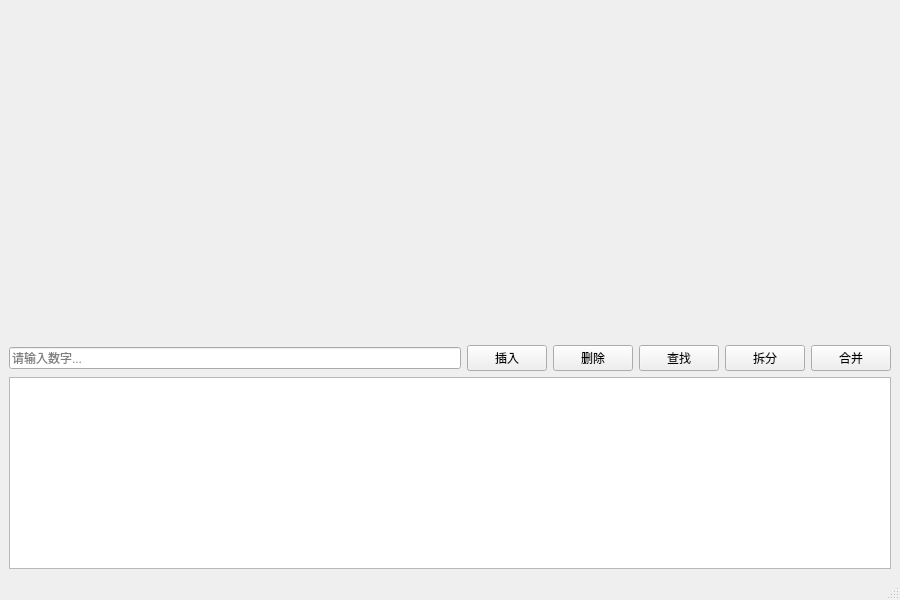
The window that mainwindow.ui (xiyuan-qin/ds_course_design_qt) describes before a commit, drawn with Qt 5.
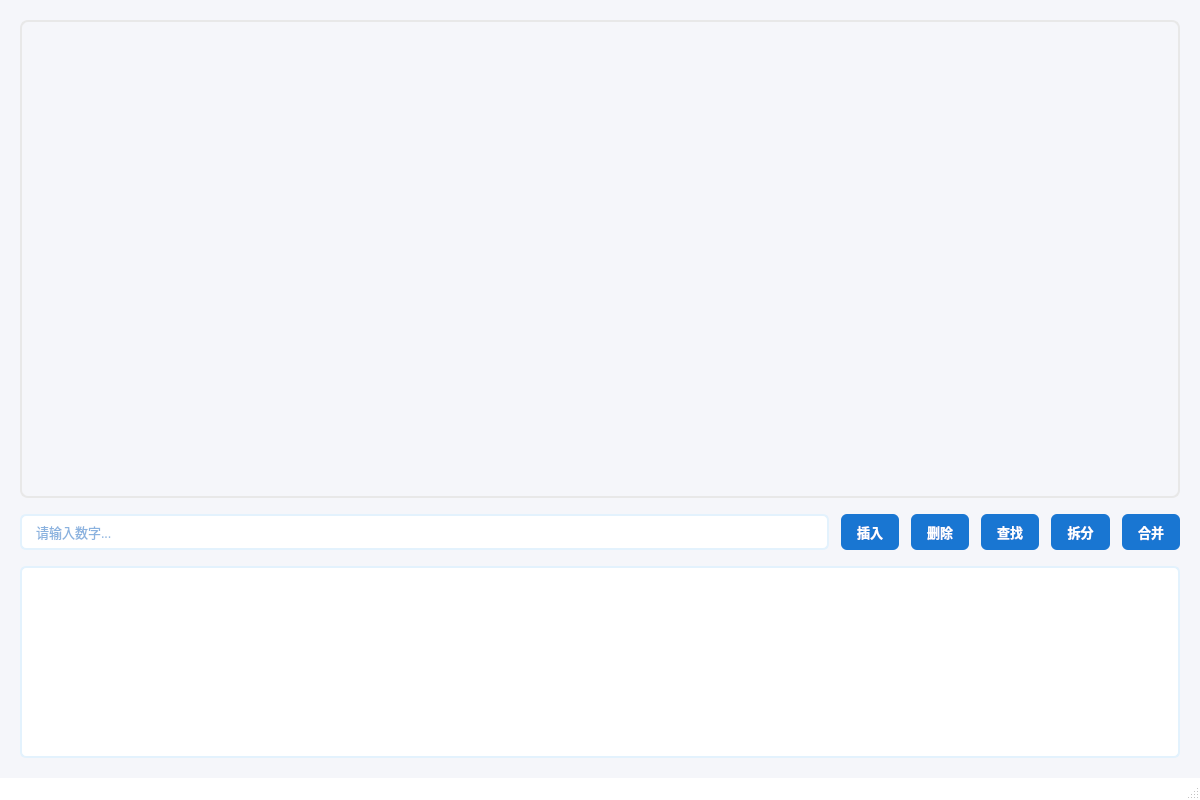
The same window after the commit. Custom widgets are drawn as their Qt base class.

Patch:
```diff
--- a/mainwindow.ui
+++ b/mainwindow.ui
@@ -6,15 +6,69 @@
    <rect>
     <x>0</x>
     <y>0</y>
-    <width>900</width>
-    <height>600</height>
+    <width>1200</width>
+    <height>800</height>
    </rect>
   </property>
+  <property name="minimumSize">
+   <size>
+    <width>800</width>
+    <height>600</height>
+   </size>
+  </property>
   <property name="windowTitle">
-   <string>伸展树演示</string>
+   <string>伸展树可视化演示系统</string>
+  </property>
+  <property name="styleSheet">
+   <string>
+    QMainWindow {
+      background-color: #f5f6fa;
+    }
+    QPushButton {
+      padding: 8px 16px;
+      background-color: #1976D2;  /* Material Blue 700 */
+      color: white;
+      border: none;
+      border-radius: 6px;
+    }
+    QPushButton:hover {
+      background-color: #1E88E5;  /* Material Blue 600 */
+    }
+    QPushButton:pressed {
+      background-color: #1565C0;  /* Material Blue 800 */
+    }
+    QPushButton:disabled {
+      background-color: #90CAF9;  /* Material Blue 200 */
+    }
+    
+    QLineEdit {
+      padding: 6px 12px;
+      border: 2px solid #E3F2FD;  /* Material Blue 50 */
+      border-radius: 6px;
+      background-color: white;
+      color: #1565C0;  /* Material Blue 800 */
+    }
+    QLineEdit:focus {
+      border-color: #2196F3;  /* Material Blue 500 */
+    }
+    
+    QTextBrowser {
+      background-color: white;
+      border: 2px solid #E3F2FD;
+      border-radius: 6px;
+      padding: 12px;
+      color: #1565C0;
+    }
+   </string>
   </property>
   <widget class="QWidget" name="centralwidget">
    <layout class="QVBoxLayout" name="verticalLayout">
+    <property name="spacing">
+     <number>16</number>
+    </property>
+    <property name="margin">
+     <number>20</number>
+    </property>
     <item>
      <widget class="TreeWidget" name="treeWidget">
       <property name="sizePolicy">
@@ -23,10 +77,26 @@
         <verstretch>1</verstretch>
        </sizepolicy>
       </property>
+      <property name="minimumHeight">
+       <number>500</number>
+      </property>
+      <property name="styleSheet">
+       <string>
+        QWidget { 
+          background: qlineargradient(x1:0, y1:0, x2:0, y2:1,
+                                    stop:0 #ffffff, stop:1 #f0f2f5);
+          border: 2px solid #e8e8e8;
+          border-radius: 8px;
+        }
+       </string>
+      </property>
      </widget>
     </item>
     <item>
-     <layout class="QHBoxLayout" name="horizontalLayout">
+     <layout class="QHBoxLayout" name="controlLayout">
+      <property name="spacing">
+       <number>12</number>
+      </property>
       <item>
        <widget class="QLineEdit" name="lineEdit">
         <property name="placeholderText">
@@ -35,6 +105,29 @@
         <property name="maxLength">
          <number>6</number>
         </property>
+        <property name="minimumHeight">
+         <number>36</number>
+        </property>
+        <property name="font">
+         <font>
+          <family>Microsoft YaHei</family>
+          <pointsize>10</pointsize>
+         </font>
+        </property>
+        <property name="styleSheet">
+         <string>
+          QLineEdit {
+            padding: 6px 12px;
+            border: 2px solid #E3F2FD;  /* Material Blue 50 */
+            border-radius: 6px;
+            background-color: white;
+            color: #1565C0;  /* Material Blue 800 */
+          }
+          QLineEdit:focus {
+            border-color: #2196F3;  /* Material Blue 500 */
+          }
+         </string>
+        </property>
        </widget>
       </item>
       <item>
@@ -42,6 +135,37 @@
         <property name="text">
          <string>插入</string>
         </property>
+        <property name="minimumHeight">
+         <number>36</number>
+        </property>
+        <property name="font">
+         <font>
+          <family>Microsoft YaHei</family>
+          <pointsize>10</pointsize>
+          <weight>75</weight>
+          <bold>true</bold>
+         </font>
+        </property>
+        <property name="styleSheet">
+         <string>
+          QPushButton {
+            padding: 8px 16px;
+            background-color: #1976D2;  /* Material Blue 700 */
+            color: white;
+            border: none;
+            border-radius: 6px;
+          }
+          QPushButton:hover {
+            background-color: #1E88E5;  /* Material Blue 600 */
+          }
+          QPushButton:pressed {
+            background-color: #1565C0;  /* Material Blue 800 */
+          }
+          QPushButton:disabled {
+            background-color: #90CAF9;  /* Material Blue 200 */
+          }
+         </string>
+        </property>
        </widget>
       </item>
       <item>
@@ -49,6 +173,37 @@
         <property name="text">
          <string>删除</string>
         </property>
+        <property name="minimumHeight">
+         <number>36</number>
+        </property>
+        <property name="font">
+         <font>
+          <family>Microsoft YaHei</family>
+          <pointsize>10</pointsize>
+          <weight>75</weight>
+          <bold>true</bold>
+         </font>
+        </property>
+        <property name="styleSheet">
+         <string>
+          QPushButton {
+            padding: 8px 16px;
+            background-color: #1976D2;  /* Material Blue 700 */
+            color: white;
+            border: none;
+            border-radius: 6px;
+          }
+          QPushButton:hover {
+            background-color: #1E88E5;  /* Material Blue 600 */
+          }
+          QPushButton:pressed {
+            background-color: #1565C0;  /* Material Blue 800 */
+          }
+          QPushButton:disabled {
+            background-color: #90CAF9;  /* Material Blue 200 */
+          }
+         </string>
+        </property>
        </widget>
       </item>
       <item>
@@ -56,6 +211,37 @@
         <property name="text">
          <string>查找</string>
         </property>
+        <property name="minimumHeight">
+         <number>36</number>
+        </property>
+        <property name="font">
+         <font>
+          <family>Microsoft YaHei</family>
+          <pointsize>10</pointsize>
+          <weight>75</weight>
+          <bold>true</bold>
+         </font>
+        </property>
+        <property name="styleSheet">
+         <string>
+          QPushButton {
+            padding: 8px 16px;
+            background-color: #1976D2;  /* Material Blue 700 */
+            color: white;
+            border: none;
+            border-radius: 6px;
+          }
+          QPushButton:hover {
+            background-color: #1E88E5;  /* Material Blue 600 */
+          }
+          QPushButton:pressed {
+            background-color: #1565C0;  /* Material Blue 800 */
+          }
+          QPushButton:disabled {
+            background-color: #90CAF9;  /* Material Blue 200 */
+          }
+         </string>
+        </property>
        </widget>
       </item>
       <item>
@@ -63,6 +249,37 @@
         <property name="text">
          <string>拆分</string>
         </property>
+        <property name="minimumHeight">
+         <number>36</number>
+        </property>
+        <property name="font">
+         <font>
+          <family>Microsoft YaHei</family>
+          <pointsize>10</pointsize>
+          <weight>75</weight>
+          <bold>true</bold>
+         </font>
+        </property>
+        <property name="styleSheet">
+         <string>
+          QPushButton {
+            padding: 8px 16px;
+            background-color: #1976D2;  /* Material Blue 700 */
+            color: white;
+            border: none;
+            border-radius: 6px;
+          }
+          QPushButton:hover {
+            background-color: #1E88E5;  /* Material Blue 600 */
+          }
+          QPushButton:pressed {
+            background-color: #1565C0;  /* Material Blue 800 */
+          }
+          QPushButton:disabled {
+            background-color: #90CAF9;  /* Material Blue 200 */
+          }
+         </string>
+        </property>
        </widget>
       </item>
       <item>
@@ -70,6 +287,37 @@
         <property name="text">
          <string>合并</string>
         </property>
+        <property name="minimumHeight">
+         <number>36</number>
+        </property>
+        <property name="font">
+         <font>
+          <family>Microsoft YaHei</family>
+          <pointsize>10</pointsize>
+          <weight>75</weight>
+          <bold>true</bold>
+         </font>
+        </property>
+        <property name="styleSheet">
+         <string>
+          QPushButton {
+            padding: 8px 16px;
+            background-color: #1976D2;  /* Material Blue 700 */
+            color: white;
+            border: none;
+            border-radius: 6px;
+          }
+          QPushButton:hover {
+            background-color: #1E88E5;  /* Material Blue 600 */
+          }
+          QPushButton:pressed {
+            background-color: #1565C0;  /* Material Blue 800 */
+          }
+          QPushButton:disabled {
+            background-color: #90CAF9;  /* Material Blue 200 */
+          }
+         </string>
+        </property>
        </widget>
       </item>
      </layout>
@@ -77,13 +325,35 @@
     <item>
      <widget class="QTextBrowser" name="textBrowser">
       <property name="maximumHeight">
-       <number>100</number>
+       <number>120</number>
+      </property>
+      <property name="styleSheet">
+       <string>
+        QTextBrowser {
+          background-color: white;
+          border: 2px solid #E3F2FD;
+          border-radius: 6px;
+          padding: 12px;
+          color: #1565C0;
+        }
+       </string>
       </property>
      </widget>
     </item>
    </layout>
   </widget>
-  <widget class="QStatusBar" name="statusbar"/>
+  <widget class="QStatusBar" name="statusbar">
+   <property name="styleSheet">
+    <string>
+     QStatusBar {
+       background-color: #ffffff;
+       color: #2f3542;
+       padding: 4px;
+       font-family: "Microsoft YaHei";
+     }
+    </string>
+   </property>
+  </widget>
  </widget>
  <customwidgets>
   <customwidget>
```
